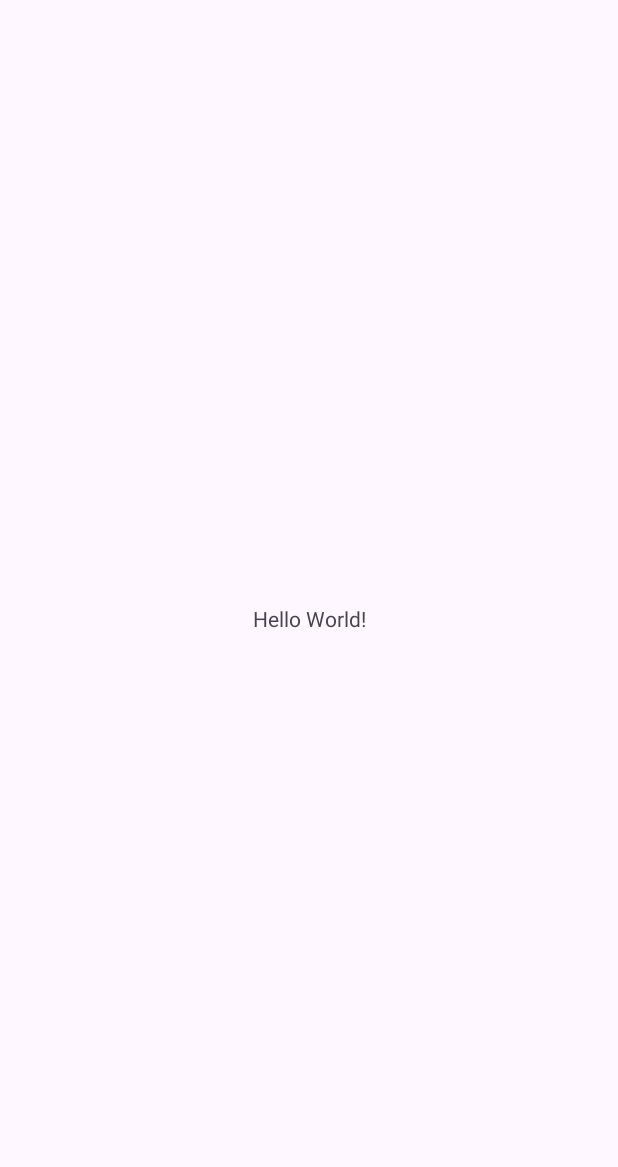
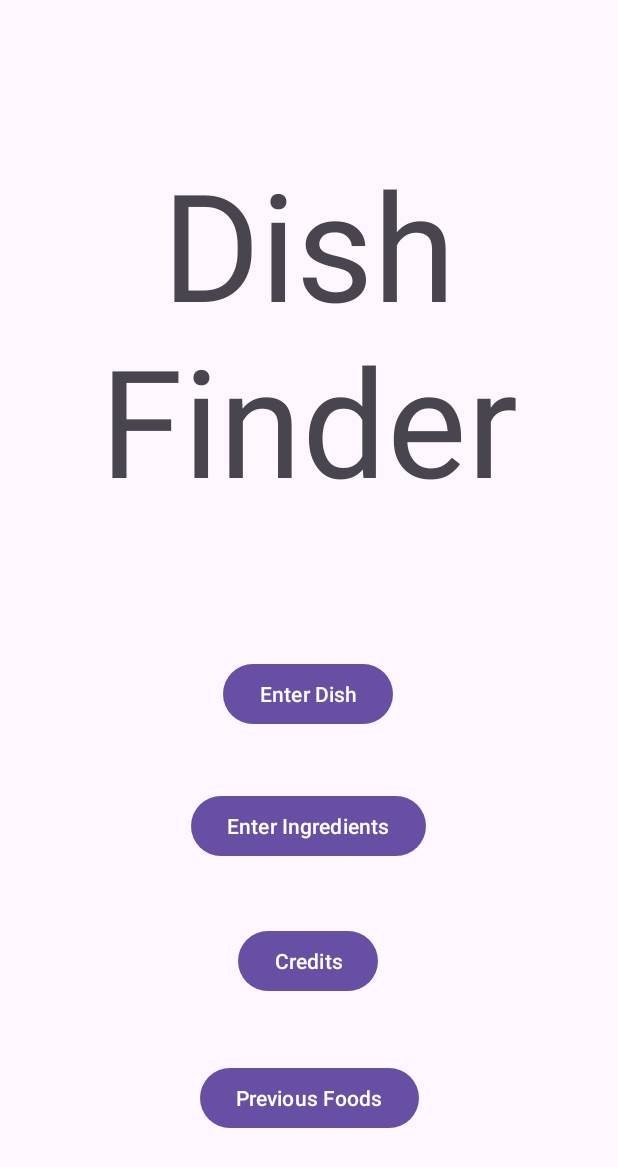
Before and after one commit to 26nbhatt/dishfinder, an Android app: the screen it shows after launch (MainActivity), on a phone screen of 412 x 824 dp. Before the commit the part shown is almost empty. Shown: the top 1167 px of the screen. Run offline under Robolectric (Android 15) with nearby library versions, the phone set to English and light mode, and no system bars.

Commit message:
navigation screen

```diff
--- a/app/src/main/res/layout/activity_main.xml
+++ b/app/src/main/res/layout/activity_main.xml
@@ -7,12 +7,64 @@
     tools:context=".MainActivity">
 
     <TextView
+        android:id="@+id/dishFinder"
         android:layout_width="wrap_content"
         android:layout_height="wrap_content"
-        android:text="Hello World!"
+        android:text="Dish Finder"
+        android:textAlignment="center"
+        android:textSize="100dp"
+        app:layout_constraintBottom_toBottomOf="parent"
+        app:layout_constraintEnd_toEndOf="parent"
+        app:layout_constraintHorizontal_bias="0.0"
+        app:layout_constraintStart_toStartOf="parent"
+        app:layout_constraintTop_toTopOf="parent"
+        app:layout_constraintVertical_bias="0.166" />
+
+    <Button
+        android:id="@+id/dishButton"
+        android:layout_width="wrap_content"
+        android:layout_height="wrap_content"
+        android:text="Enter Dish"
+        app:layout_constraintBottom_toBottomOf="parent"
+        app:layout_constraintEnd_toEndOf="parent"
+        app:layout_constraintHorizontal_bias="0.498"
+        app:layout_constraintStart_toStartOf="parent"
+        app:layout_constraintTop_toTopOf="parent"
+        app:layout_constraintVertical_bias="0.565" />
+
+    <Button
+        android:id="@+id/enterIngredients"
+        android:layout_width="wrap_content"
+        android:layout_height="wrap_content"
+        android:text="Enter Ingredients"
+        app:layout_constraintBottom_toBottomOf="parent"
+        app:layout_constraintEnd_toEndOf="parent"
+        app:layout_constraintHorizontal_bias="0.498"
+        app:layout_constraintStart_toStartOf="parent"
+        app:layout_constraintTop_toTopOf="parent"
+        app:layout_constraintVertical_bias="0.679" />
+
+    <Button
+        android:id="@+id/creditsButton"
+        android:layout_width="wrap_content"
+        android:layout_height="wrap_content"
+        android:text="Credits"
+        app:layout_constraintBottom_toBottomOf="parent"
+        app:layout_constraintEnd_toEndOf="parent"
+        app:layout_constraintHorizontal_bias="0.498"
+        app:layout_constraintStart_toStartOf="parent"
+        app:layout_constraintTop_toTopOf="parent"
+        app:layout_constraintVertical_bias="0.795" />
+
+    <Button
+        android:id="@+id/previousFoodsButton"
+        android:layout_width="wrap_content"
+        android:layout_height="wrap_content"
+        android:text="Previous Foods"
         app:layout_constraintBottom_toBottomOf="parent"
         app:layout_constraintEnd_toEndOf="parent"
         app:layout_constraintStart_toStartOf="parent"
-        app:layout_constraintTop_toTopOf="parent" />
+        app:layout_constraintTop_toTopOf="parent"
+        app:layout_constraintVertical_bias="0.912" />
 
 </androidx.constraintlayout.widget.ConstraintLayout>
```
